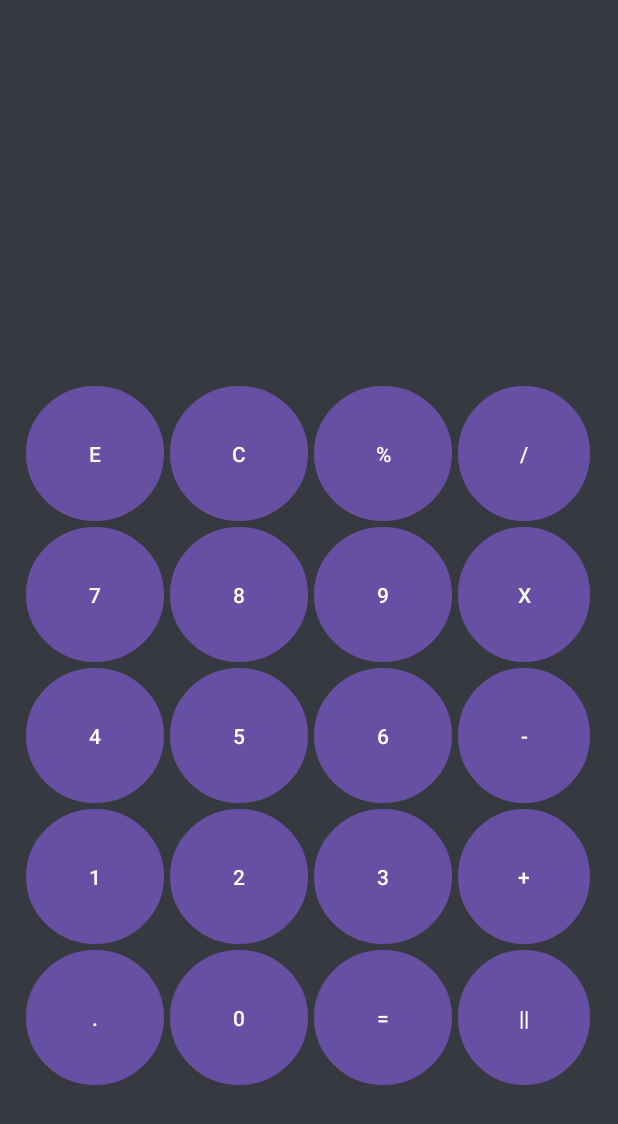
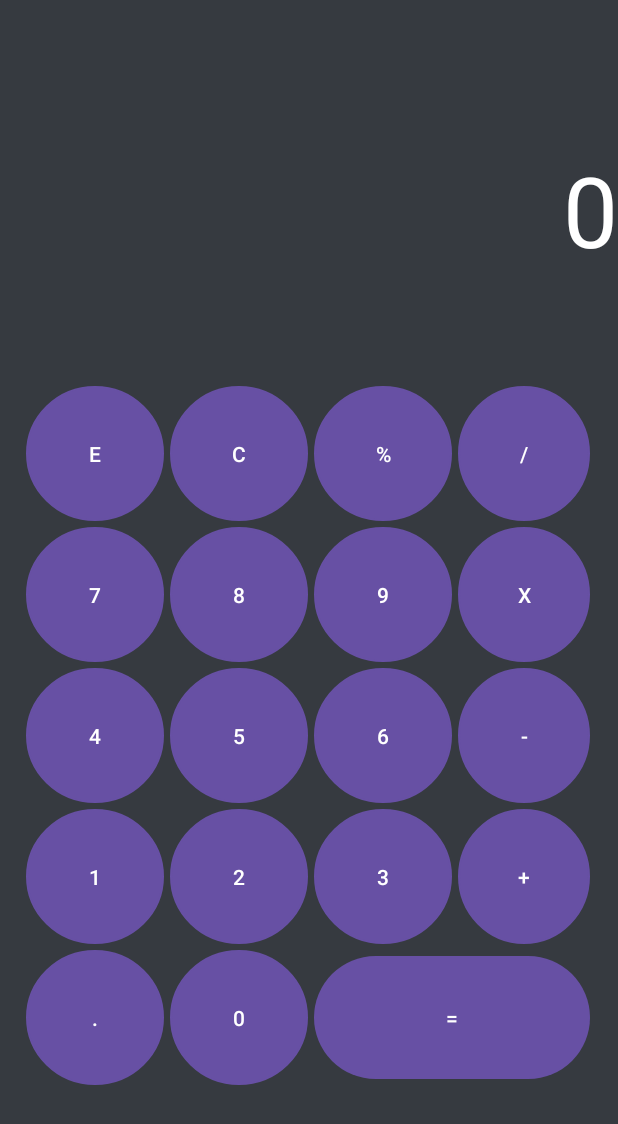
Before and after one commit to Srihari-G-Acharya/Projects, an Android app: the screen it shows after launch (MainActivity), after a tap on an icon or button, on a phone screen of 412 x 824 dp. Shown: the top 1124 px of the screen. Run offline under Robolectric (Android 15) with nearby library versions, the phone set to English and light mode, and no system bars.

Commit message:
Fixed Errors and equalbutton

```diff
--- a/Android Dev/Calculator/app/src/main/java/com/example/calculator/MainActivity.java
+++ b/Android Dev/Calculator/app/src/main/java/com/example/calculator/MainActivity.java
@@ -17,9 +17,9 @@ import androidx.core.view.WindowInsetsCompat;
 
 public class MainActivity extends AppCompatActivity implements View.OnClickListener {
 
-    float num1=0,num2,ans;
-    char tempch='+',op;
-    int state=0;
+    public float num1=0,num2=0,ans=0;
+    public char tempch='+',op;
+    public int errorcode=0,state;
     TextView txt1,txt2,txt3;
 Button temp,E,C,div,mul,per,add,sub,one1,two2,three3,four4,five5,six6,seven7,eight8,nine9,zero0,eq,dott,nothing;
     @SuppressLint("MissingInflatedId")
@@ -55,7 +55,7 @@ Button temp,E,C,div,mul,per,add,sub,one1,two2,three3,four4,five5,six6,seven7,eig
         zero0=findViewById(R.id.zero);
         eq=findViewById(R.id.equal);
         dott=findViewById(R.id.dot);
-        nothing=findViewById(R.id.empty);
+//        nothing=findViewById(R.id.empty);
 
         E.setOnClickListener(this);
         C.setOnClickListener(this);
@@ -95,48 +95,82 @@ Button temp,E,C,div,mul,per,add,sub,one1,two2,three3,four4,five5,six6,seven7,eig
                     }
                 }
             }
+            if((p.length()==1&&p.charAt(0)=='0')||state==-1||p.equals("Error"))
+            {
+                txt2.setText(temp.getText());
 
-            p+=temp.getText();
-            txt2.setText(p);
+                num1=0;
+                num2=0;
+                tempch='+';
+                errorcode=0;
+                state=0;
+            }
+            else {
+                p += temp.getText();
+                txt2.setText(p);
+            }
         }
 
         else if(id==R.id.plus||id==R.id.minus||id==R.id.multi||id==R.id.divide||id==R.id.percen){
             op=temp.getText().charAt(0);
-            num2=Float.parseFloat((String) txt2.getText());
-
+            if(txt2.getText().toString().isEmpty()){
+                num2=0;
+            }
+            else {
+                num2 = Float.parseFloat((String) txt2.getText());
+            }
             calc(tempch);
-            num1=ans;
-            num2=0;
-            tempch=op;
-            txt1.setText(Float.toString(ans));
-            txt2.setText("");
-            txt3.setText(" "+op);
+            if(errorcode==-1)
+            {
+                txt2.setText("Error");
+                return;
+            }else {
+                num1 = ans;
+                num2 = 0;
+                tempch = op;
+                txt1.setText(Float.toString(ans));
+                txt2.setText("");
+                txt3.setText(" " + op);
+            }
 
 
 
         } else if (id == R.id.equal) {
-            op=temp.getText().charAt(0);
-            num2=Float.parseFloat((String) txt2.getText());
-            calc(tempch);
-            num1=0;
-            tempch='+';
-            txt2.setText(Float.toString(ans));
-            txt3.setText(" "+op);
+            if(txt2.getText().toString().isEmpty()){
+                return;
+            }else{
+                op = temp.getText().charAt(0);
+                num2 = Float.parseFloat((String) txt2.getText());
+                calc(tempch);
+                if(errorcode==-1)
+                {
+                    txt2.setText("Error");
+                    ans=0;
+                    return;
+                }else {
+                    num1 = 0;
+
+                    tempch = '+';
+                    txt2.setText(Float.toString(ans));
+
+                    txt3.setText(" " + op);
+                    state = -1;
+                }
+            }
 
         } else if (id==R.id.clear) {
             num1=0;
             tempch='+';
-            txt2.setText("");
+            txt2.setText("0");
             txt1.setText("");
             txt3.setText("");
+            errorcode=0;
 
         } else if (id==R.id.erase) {
             String s = new String((String) txt2.getText());
             txt2.setText(s.substring(0,s.length()-1));
-//
+        }
 
-
-        }
 
     }
 
@@ -158,7 +192,7 @@ Button temp,E,C,div,mul,per,add,sub,one1,two2,three3,four4,five5,six6,seven7,eig
                 if (num2 != 0) {
                     ans = num1 / num2;
                 } else {
-                    txt2.setText("Error");
+                    errorcode=-1;
                 }
                 break;
 
@@ -166,7 +200,7 @@ Button temp,E,C,div,mul,per,add,sub,one1,two2,three3,four4,five5,six6,seven7,eig
                 if (num2 != 0) {
                     ans = num1 % num2;
                 } else {
-                    txt2.setText("Error");
+                    errorcode=-1;
                 }
                 break;
 
--- a/Android Dev/Calculator/app/src/main/res/layout/activity_main.xml
+++ b/Android Dev/Calculator/app/src/main/res/layout/activity_main.xml
@@ -27,12 +27,13 @@
 
     <TextView
         android:id="@+id/answer"
+        android:maxLength="10"
         android:layout_width="match_parent"
         android:layout_height="80dp"
         android:layout_marginTop="4dp"
         android:textSize="65dp"
         android:textColor="@color/white"
-        android:text=" "
+        android:text="0"
         android:textAlignment="viewEnd"
         app:layout_constraintTop_toBottomOf="@+id/store"
         tools:layout_editor_absoluteX="0dp">
@@ -266,20 +267,20 @@
             <Button
                 android:id="@+id/equal"
                 android:layout_height="90dp"
-                android:background="@drawable/button"
                 android:shadowColor="@color/black"
                 android:shadowRadius="@integer/material_motion_duration_long_1"
                 android:layout_margin="2dp"
+                android:layout_span="2"
                 android:text="="></Button>
 
-            <Button
-                android:id="@+id/empty"
-                android:layout_height="90dp"
-                android:background="@drawable/button"
-                android:shadowColor="@color/black"
-                android:shadowRadius="@integer/material_motion_duration_long_1"
-                android:layout_margin="2dp"
-                android:text="||"></Button>
+<!--            <Button-->
+<!--                android:id="@+id/empty"-->
+<!--                android:layout_height="90dp"-->
+<!--                android:background="@drawable/button"-->
+<!--                android:shadowColor="@color/black"-->
+<!--                android:shadowRadius="@integer/material_motion_duration_long_1"-->
+<!--                android:layout_margin="2dp"-->
+<!--                android:text="||"></Button>-->
         </TableRow>
 
 
```
